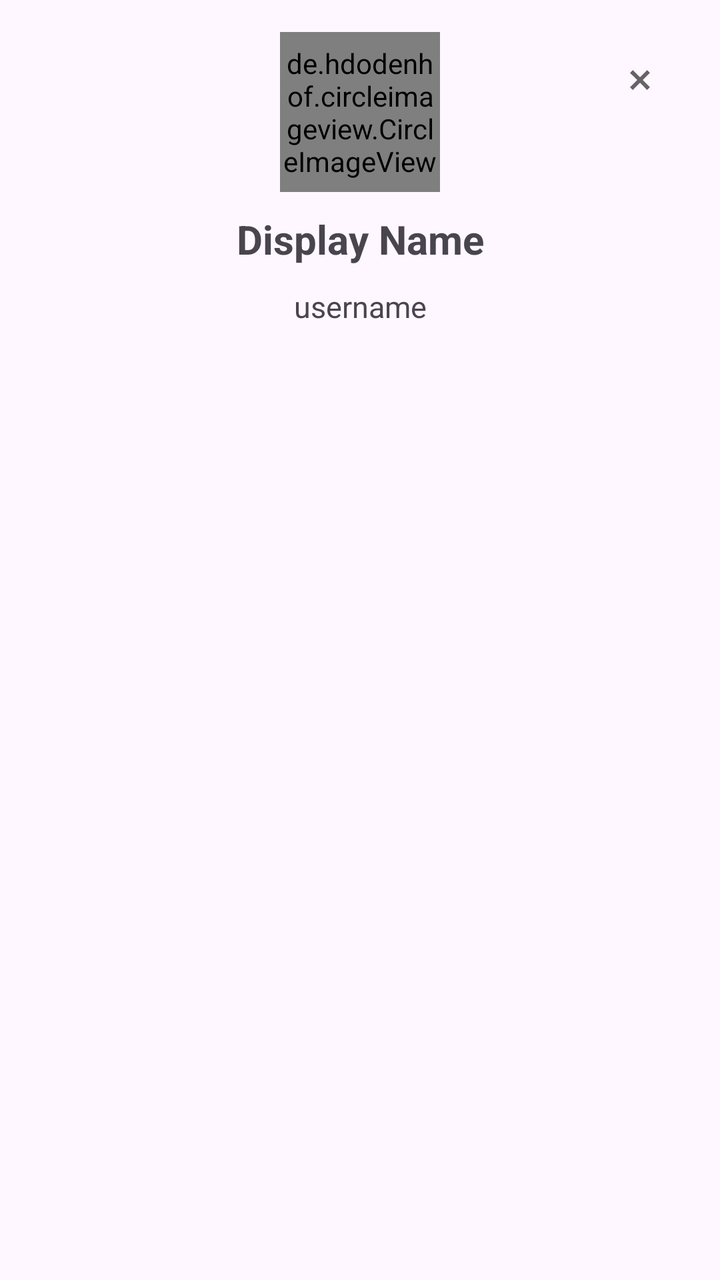
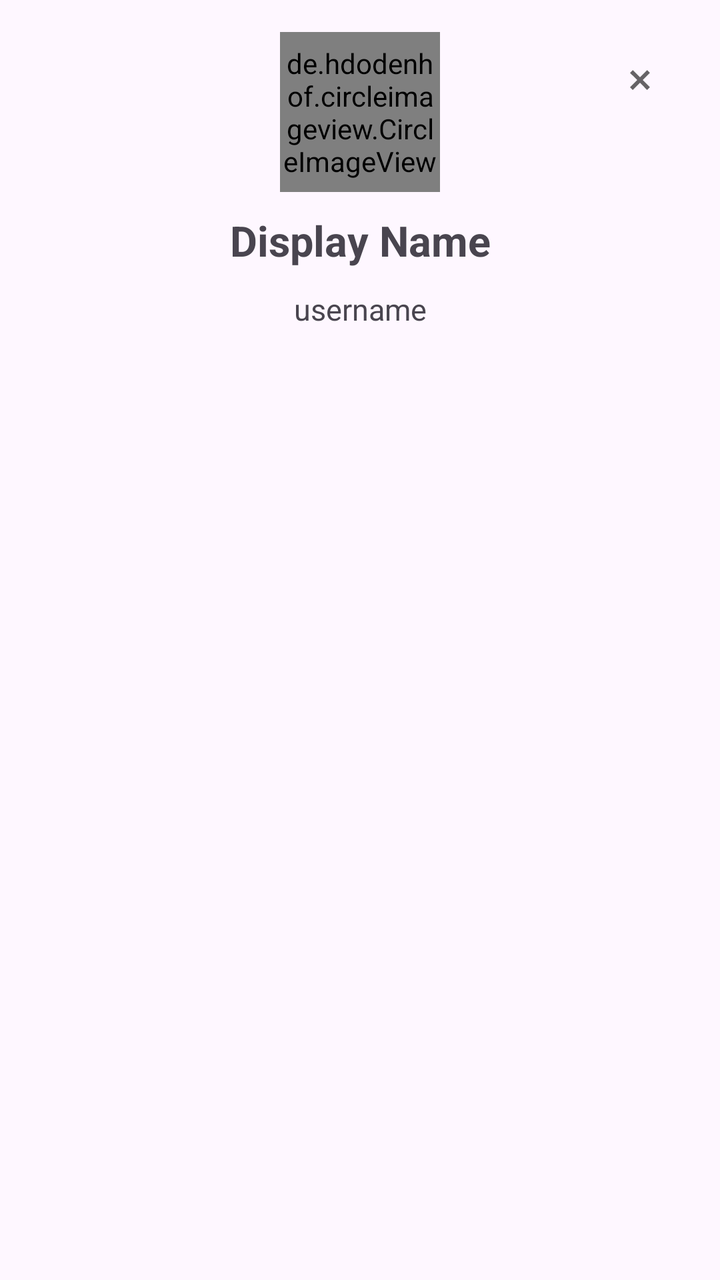

An Android layout rendered at two revisions. The XML below is the earlier revision; the diff shows what the commit changed to produce the second picture.
<!-- AndroidManifest.xml: application theme Theme.TheApp -->
<!-- res/layout/fragment_profile.xml -->
<?xml version="1.0" encoding="utf-8"?>
<androidx.constraintlayout.widget.ConstraintLayout
    xmlns:android="http://schemas.android.com/apk/res/android"
    xmlns:app="http://schemas.android.com/apk/res-auto"
    xmlns:tools="http://schemas.android.com/tools"
    android:layout_width="match_parent"
    android:layout_height="wrap_content"
    android:orientation="vertical"
    android:padding="16dp"
    tools:context=".ProfileFragment">

    <ImageButton
        android:id="@+id/close_profile_button"
        android:layout_width="wrap_content"
        android:layout_height="wrap_content"
        android:contentDescription="@string/close_profile"
        android:background="@android:color/transparent"
        android:padding="12dp"
        android:src="@drawable/ic_close"
        app:layout_constraintTop_toTopOf="parent"
        app:layout_constraintEnd_toEndOf="parent" />

    <de.hdodenhof.circleimageview.CircleImageView
        android:id="@+id/profilePic"
        app:civ_border_width="2dp"
        android:src="@drawable/mountain"
        app:civ_border_color="@color/profile_border"
        android:layout_width="80dp"
        android:layout_height="80dp"
        app:layout_constraintTop_toTopOf="parent"
        app:layout_constraintStart_toStartOf="parent"
        app:layout_constraintEnd_toEndOf="parent" />

    <TextView
        android:id="@+id/displayNameText"
        android:layout_width="wrap_content"
        android:layout_height="wrap_content"
        android:layout_gravity="center"
        android:text="@string/display_name"
        android:textStyle="bold"
        android:textSize="20sp"
        android:paddingTop="10dp"
        app:layout_constraintTop_toBottomOf="@id/profilePic"
        app:layout_constraintStart_toStartOf="parent"
        app:layout_constraintEnd_toEndOf="parent" />

    <TextView
        android:id="@+id/usernameText"
        android:layout_width="wrap_content"
        android:layout_height="wrap_content"
        android:layout_gravity="center"
        android:text="@string/username"
        android:textSize="15sp"
        android:layout_marginTop="10dp"
        app:layout_constraintTop_toBottomOf="@id/displayNameText"
        app:layout_constraintStart_toStartOf="parent"
        app:layout_constraintEnd_toEndOf="parent" />

</androidx.constraintlayout.widget.ConstraintLayout>
<!-- resources referenced by this layout -->
<resources>
  <color name="profile_border">#FF000000</color>
  <!-- drawable ic_close (drawable-anydpi) -->
  <vector xmlns:android="http://schemas.android.com/apk/res/android"
      android:width="24dp"
      android:height="24dp"
      android:viewportWidth="960"
      android:viewportHeight="960"
      android:tint="@color/primary"
      android:alpha="0.6">
    <path
        android:fillColor="@android:color/white"
        android:pathData="M336,680L280,624L424,480L280,337L336,281L480,425L623,281L679,337L535,480L679,624L623,680L480,536L336,680Z"/>
  </vector>
  <!-- drawable mountain: jpg bitmap (drawable, 4014 bytes) -->
  <string name="close_profile">Close Profile</string>
  <string name="display_name">Display Name</string>
  <string name="username">username</string>
  <style name="Theme.TheApp" parent="Base.Theme.TheApp" />
  <color name="primary">#000000</color>
  <style name="Base.Theme.TheApp" parent="Theme.Material3.DayNight.NoActionBar">
          
          
          <item name="colorPrimary">@color/primary</item>
          <item name="colorOnPrimary">@color/on_primary</item>
      </style>
  <color name="on_primary">#FFFFFF</color>
</resources>

<!-- the commit's change to res/layout/fragment_profile.xml (unified diff, before → after) -->
@@ -38,7 +38,7 @@
         android:layout_gravity="center"
         android:text="@string/display_name"
         android:textStyle="bold"
-        android:textSize="20sp"
+        android:textSize="@dimen/font_medium"
         android:paddingTop="10dp"
         app:layout_constraintTop_toBottomOf="@id/profilePic"
         app:layout_constraintStart_toStartOf="parent"
@@ -50,7 +50,7 @@
         android:layout_height="wrap_content"
         android:layout_gravity="center"
         android:text="@string/username"
-        android:textSize="15sp"
+        android:textSize="@dimen/font_small"
         android:layout_marginTop="10dp"
         app:layout_constraintTop_toBottomOf="@id/displayNameText"
         app:layout_constraintStart_toStartOf="parent"
<!-- resource entries referenced after the edit -->
@@ -1,6 +1,8 @@
 <!-- resources referenced by this layout -->
 <resources>
   <color name="profile_border">#FF000000</color>
+  <dimen name="font_medium">21sp</dimen>
+  <dimen name="font_small">15sp</dimen>
   <!-- drawable ic_close (drawable-anydpi) -->
   <vector xmlns:android="http://schemas.android.com/apk/res/android"
       android:width="24dp"
